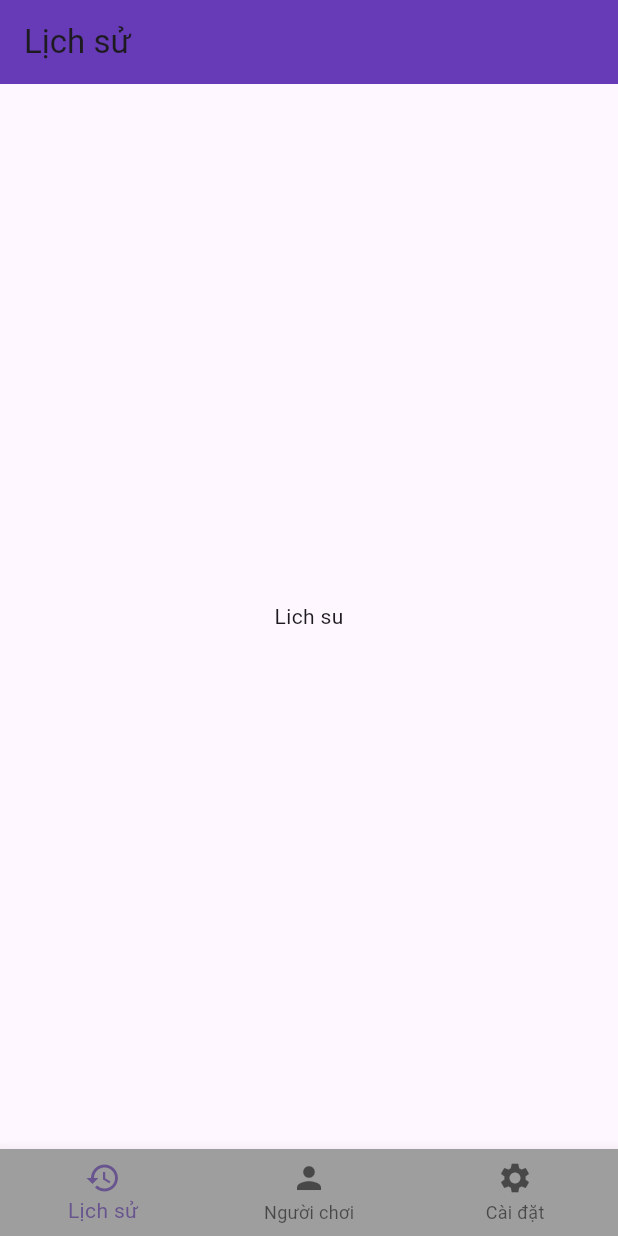
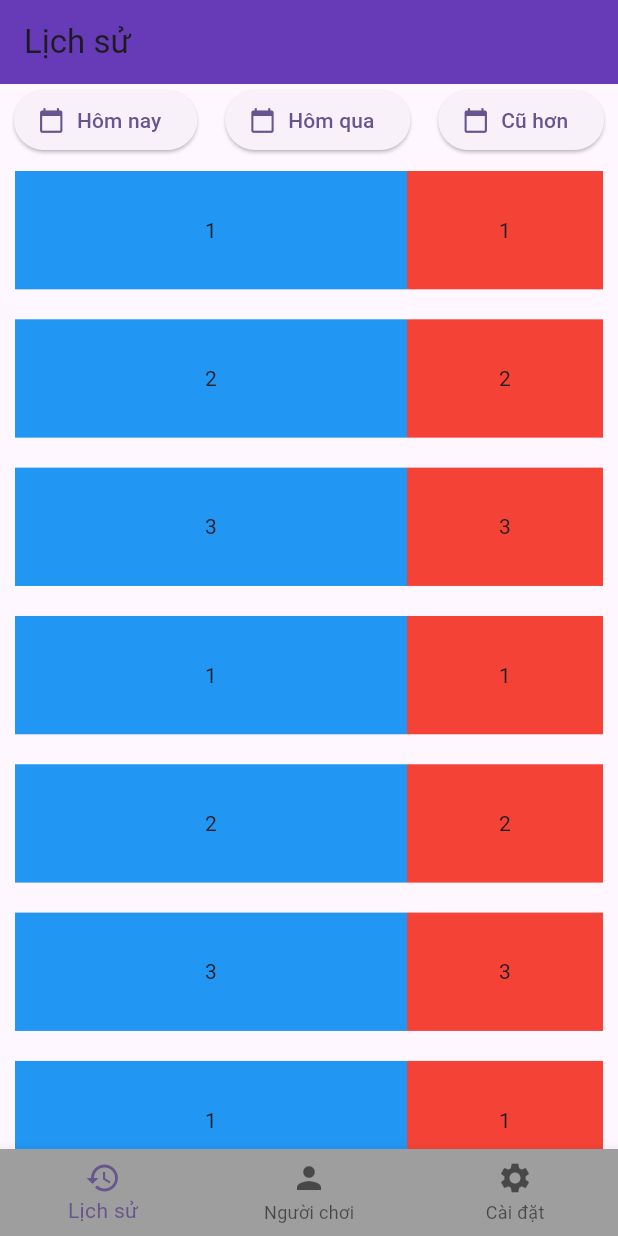
Before and after one commit to HoangTuan2112/app_tinh_diem, a Flutter app: the screen it shows after launch, on a phone screen of 412 x 824 dp. Run offline on Flutter 3.47's test engine with Material 3 defaults, Android fonts, the phone set to English and light mode, and no system bars.

Commit message:
chia layout co ban o trang lich su

```diff
--- /dev/null
+++ b/lib/screens/history/component_history/gameComponent.dart
@@ -0,0 +1,60 @@
+import 'package:flutter/material.dart';
+
+class GameComponent extends StatefulWidget {
+  /*  List<PlayerInfo> _playerInfo=[];
+  GameConfig? _gameConfig;
+  DateTime now = DateTime.now();
+    String? _name;
+  double? _point;
+     late bool _isLimitPoints;
+  late int _limitPoints;
+  late bool _isLimitRound;
+  late int _limitRound;
+  late bool _isAutoCalculate;
+  late int _currentRound;
+   */
+  final String a;
+  final String b;
+  const GameComponent({super.key, required this.a, required this.b});
+
+  @override
+  State<GameComponent> createState() => _GameComponentState();
+}
+
+class _GameComponentState extends State<GameComponent> {
+  @override
+  Widget build(BuildContext context) {
+    return infoComponent(widget.a, widget.b);
+  }
+
+  Widget infoComponent(String a, String b) {
+    return Container(
+      padding: EdgeInsets.all(10),
+      height: MediaQuery.of(context).size.height * 0.12,
+      child: Row(
+        children: [
+          Expanded(
+            flex: 4,
+            child: FractionallySizedBox(
+              heightFactor: 1.0, // Set the height to 100% of the parent container's height
+              child: Container(
+                color: Colors.blue,
+                child: Center(child: Text(a)),
+              ),
+            ),
+          ),
+          Expanded(
+            flex: 2,
+            child: FractionallySizedBox(
+              heightFactor: 1.0, // Set the height to 100% of the parent container's height
+              child: Container(
+                color: Colors.red,
+                child: Center(child: Text(b)),
+              ),
+            ),
+          ),
+        ],
+      ),
+    );
+  }
+}
--- a/lib/screens/history/historyPage.dart
+++ b/lib/screens/history/historyPage.dart
@@ -1,12 +1,51 @@
+import 'package:app_tinh_diem/screens/history/component_history/gameComponent.dart';
 import 'package:flutter/material.dart';
 
-class HistoryPage extends StatelessWidget {
+class HistoryPage extends StatefulWidget {
   const HistoryPage({super.key});
 
   @override
+  State<HistoryPage> createState() => _HistoryPageState();
+}
+
+class _HistoryPageState extends State<HistoryPage> {
+  var listItem = <GameComponent>[
+    GameComponent(a: '1', b: '1'),
+    GameComponent(a: '2', b: '2'),
+    GameComponent(a: '3', b: '3'),
+     GameComponent(a: '1', b: '1'),
+    GameComponent(a: '2', b: '2'),
+    GameComponent(a: '3', b: '3'),
+     GameComponent(a: '1', b: '1'),
+    GameComponent(a: '2', b: '2'),
+    GameComponent(a: '3', b: '3'),
+     GameComponent(a: '1', b: '1'),
+    GameComponent(a: '2', b: '2'),
+    GameComponent(a: '3', b: '3'),
+  ];
+  @override
   Widget build(BuildContext context) {
-    return Center(
-      child: Text('Lich su'),
+    return Column(
+      mainAxisSize: MainAxisSize.min,
+      children: [
+        Row(
+          mainAxisAlignment: MainAxisAlignment.spaceAround,
+          children: [
+            ElevatedButton.icon(onPressed: (){}, label: Text('Hôm nay'), icon: Icon(Icons.calendar_today)),
+            ElevatedButton.icon(onPressed: (){}, label: Text('Hôm qua'), icon: Icon(Icons.calendar_today)),
+            ElevatedButton.icon(onPressed: (){}, label: Text('Cũ hơn'), icon: Icon(Icons.calendar_today)),
+          ],
+        ),
+        Expanded(// expand the ListView to fill the remaining space
+          child: ListView.builder(
+            itemCount: listItem.length,
+            itemBuilder: (context, index){
+              return listItem[index];
+            },
+          ),
+        ),
+      ],
     );
+
   }
 }
--- /dev/null
+++ b/lib/screens/history/model_history/gameConfig.dart
@@ -0,0 +1,50 @@
+
+class GameConfig  {
+   late bool _isLimitPoints;
+  late int _limitPoints;
+  late bool _isLimitRound;
+  late int _limitRound;
+  late bool _isAutoCalculate;
+  late int _currentRound;
+
+  GameConfig (bool isLimitPoints, int limitPoints, bool isLimitRound, int limitRound, bool isAutoCalculate, int currentRound){
+    this._isLimitPoints = isLimitPoints;
+    this._limitPoints = limitPoints;
+    this._isLimitRound = isLimitRound;
+    this._limitRound = limitRound;
+    this._isAutoCalculate = isAutoCalculate;
+    this._currentRound = currentRound;
+
+  }
+  bool get isLimitPoints => _isLimitPoints;
+  int get limitPoints => _limitPoints;
+  bool get isLimitRound => _isLimitRound;
+  int get limitRound => _limitRound;
+  bool get isAutoCalculate => _isAutoCalculate;
+  int get currentRound => _currentRound;
+
+  set isLimitPoints(bool isLimitPoints){
+    this._isLimitPoints = isLimitPoints;
+  }
+  set limitPoints(int limitPoints){
+    this._limitPoints = limitPoints;
+  }
+  set isLimitRound(bool isLimitRound){
+    this._isLimitRound = isLimitRound;
+  }
+  set limitRound(int limitRound){
+    this._limitRound = limitRound;
+  }
+  set isAutoCalculate(bool isAutoCalculate){
+    this._isAutoCalculate = isAutoCalculate;
+  }
+  set currentRound(int currentRound){
+    this._currentRound = currentRound;
+  }
+
+
+
+
+
+
+}
--- /dev/null
+++ b/lib/screens/history/model_history/playerInfo.dart
@@ -0,0 +1,17 @@
+
+class PlayerInfo {
+  String? _name;
+  double? _point;
+  PlayerInfo({required String name, required double point}){
+    this._name = name;
+    this._point = point;
+  }
+  String? get name => _name;
+  double? get point => _point;
+  set name(String? name){
+    this._name = name;
+  }
+  set point(double? point){
+    this._point = point;
+  }
+}
```
Also changed, not shown: lib/screens/history/model_history/gameInfo.dart (added, +37 -0 lines), ketqua/ket qua commit 2.png (added).
